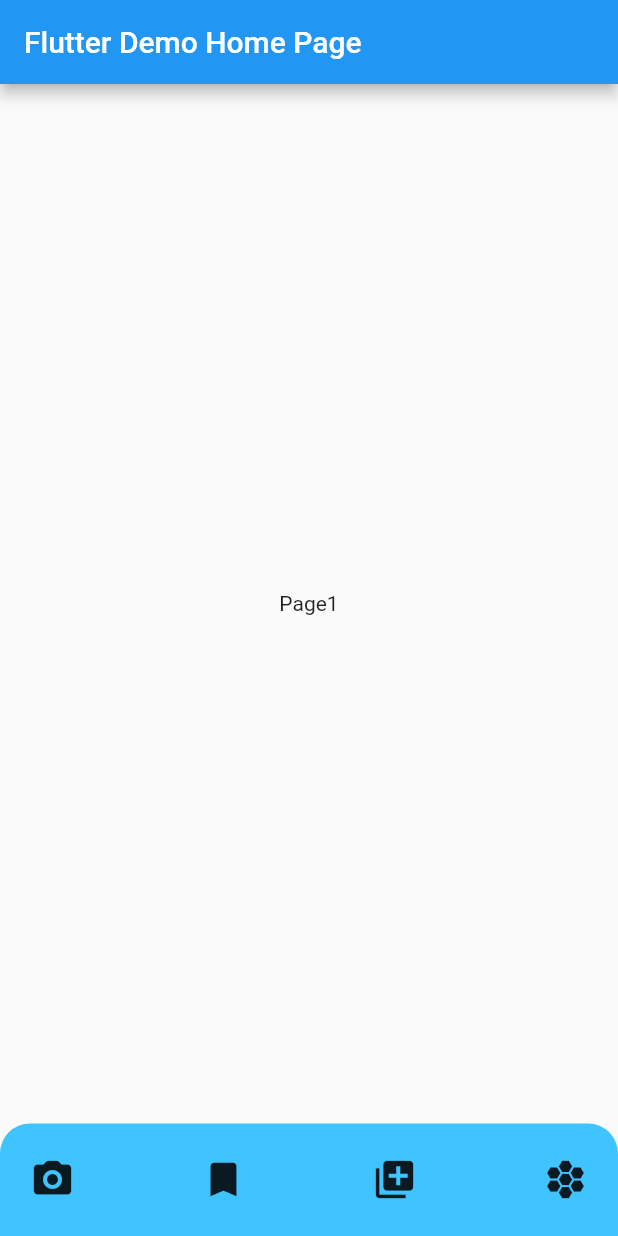
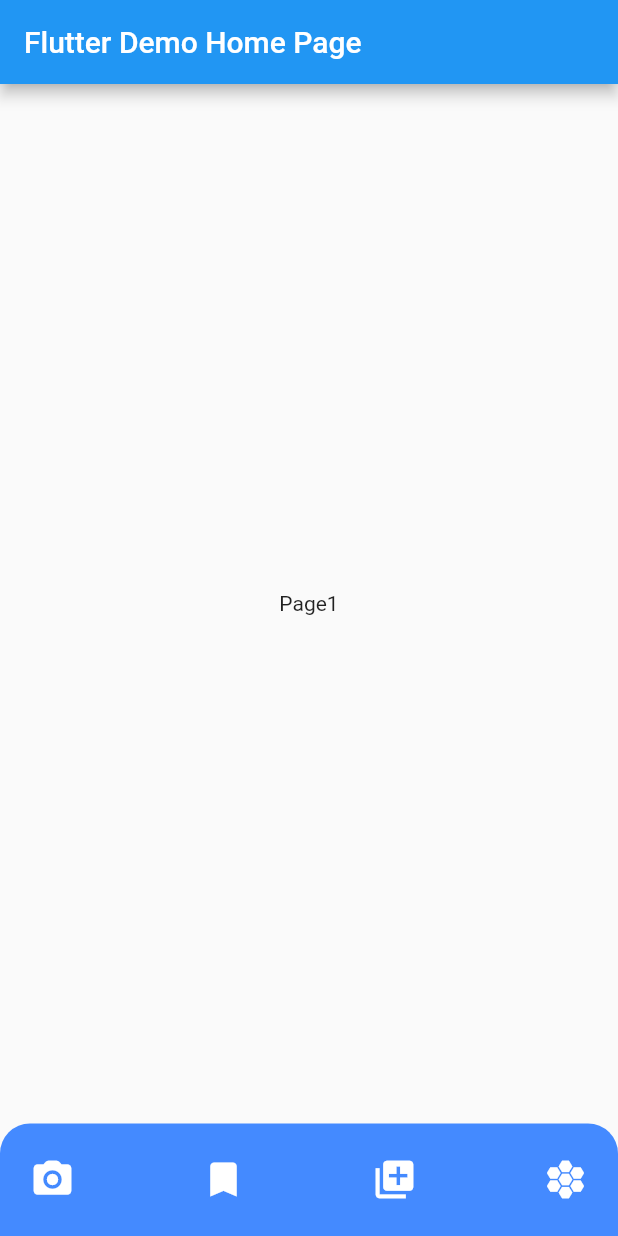
Before and after one commit to Sajad-Ghorbani/animated_bottom_navigation, a Flutter app: the screen it shows after launch, on a phone screen of 412 x 824 dp. Run offline on Flutter 3.47's test engine with Material 2 defaults, Android fonts, the phone set to English and light mode, and no system bars.

Commit message:
edit axample and add gif file for readme

```diff
--- a/example/lib/main.dart
+++ b/example/lib/main.dart
@@ -59,55 +59,55 @@ class _MyHomePageState extends State<MyHomePage> {
           TabItem(
             icon: const Icon(
               Icons.hive_sharp,
-              size: 30,
+              size: 30,color: Colors.white,
             ),
             haveChildren: false,
             children: [
-              const Icon(Icons.call, size: 30),
-              const Icon(Icons.photo_rounded, size: 30),
-              const Icon(Icons.add_road, size: 30),
+              const Icon(Icons.call, size: 30,color: Colors.white,),
+              const Icon(Icons.photo_rounded, size: 30,color: Colors.white,),
+              const Icon(Icons.add_road, size: 30,color: Colors.white,),
             ],
           ),
           TabItem(
             icon: const Icon(
               Icons.library_add,
-              size: 30,
+              size: 30,color: Colors.white,
             ),
             haveChildren: true,
             children: [
-              const Icon(Icons.add_a_photo, size: 30),
-              const Icon(Icons.get_app, size: 30),
-              const Icon(Icons.settings, size: 30),
+              const Icon(Icons.add_a_photo, size: 30,color: Colors.white,),
+              const Icon(Icons.get_app, size: 30,color: Colors.white,),
+              const Icon(Icons.settings, size: 30,color: Colors.white,),
             ],
           ),
           TabItem(
             icon: const Icon(
               Icons.bookmark,
-              size: 30,
+              size: 30,color: Colors.white,
             ),
-            haveChildren: true,
-            children: [
-              const Icon(Icons.camera, size: 30),
-              const Icon(Icons.battery_charging_full_rounded, size: 30),
-            ],
+            // haveChildren: true,
+            // children: [
+            //   const Icon(Icons.camera, size: 30,color: Colors.white,),
+            //   const Icon(Icons.battery_charging_full_rounded, size: 30,color: Colors.white,),
+            // ],
           ),
           TabItem(
             icon: const Icon(
               Icons.camera_alt_rounded,
-              size: 30,
+              size: 30,color: Colors.white,
             ),
             haveChildren: true,
             children: [
-              const Icon(Icons.timer_10_select_rounded, size: 30),
-              const Icon(Icons.phone_iphone_rounded, size: 30),
-              const Icon(Icons.alarm, size: 30),
-              const Icon(Icons.color_lens, size: 30),
+              const Icon(Icons.timer_10_select_rounded, size: 30,color: Colors.white,),
+              const Icon(Icons.phone_iphone_rounded, size: 30,color: Colors.white,),
+              const Icon(Icons.alarm, size: 30,color: Colors.white,),
+              const Icon(Icons.color_lens, size: 30,color: Colors.white,),
             ],
           ),
         ],
         width: 30,
         direction: TextDirection.rtl,
-        backgroundColor: Colors.lightBlueAccent,
+        backgroundColor: Colors.blueAccent,
         curve: Curves.easeIn,
         onChanged: (value) {
           setState(() {
```
Also changed, not shown: 2 other files.
